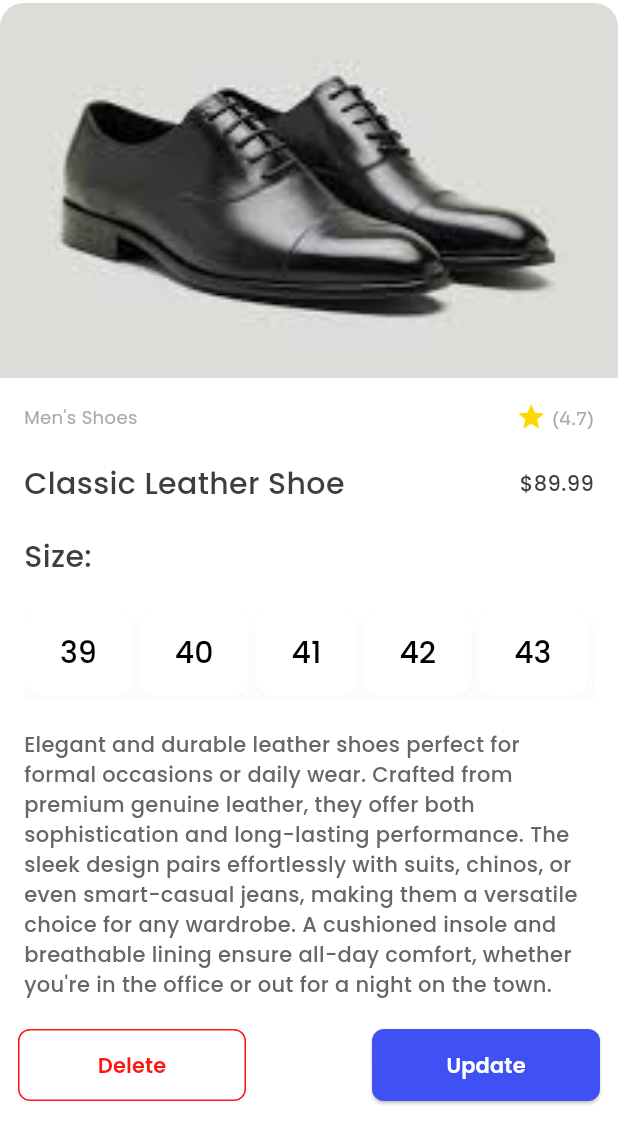
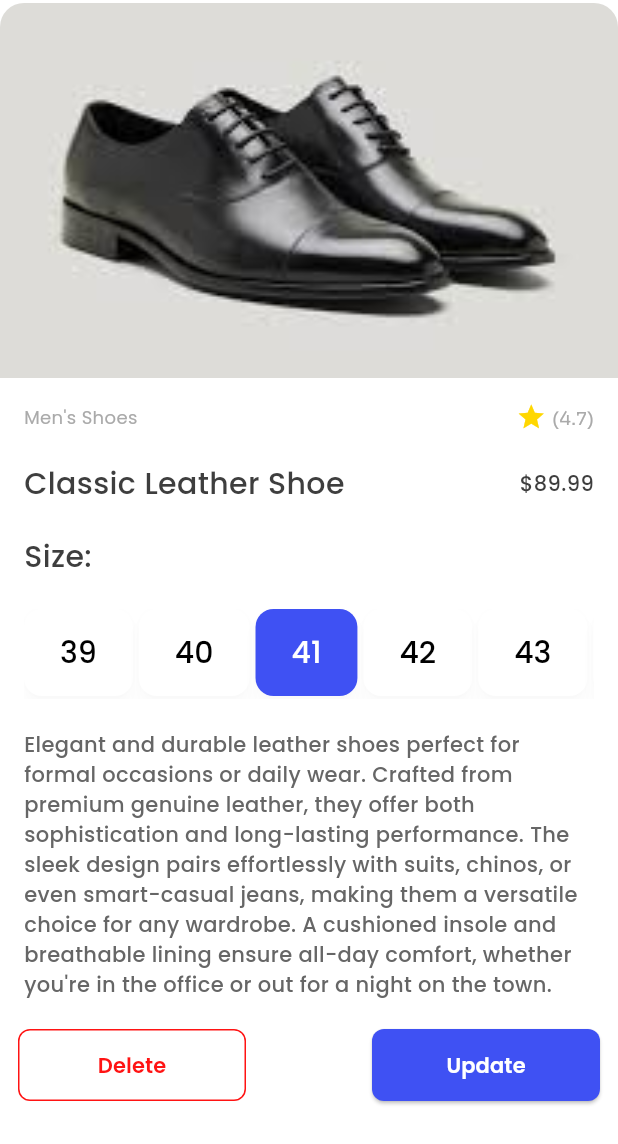
Before and after one commit to Depthabdre/2025-project-phase-mobile-tasks, a Flutter app: the screen it shows after launch, on a phone screen of 412 x 824 dp. Shown: the top 1144 px of the screen. Run offline on Flutter 3.47's test engine with Material 3 defaults, Android fonts, the phone set to English and light mode, and no system bars.

Commit message:
Highlight size 41 button with blue background in size selector

```diff
--- a/mobile/AbdrehimMisbah/ecommerce_ui_replication/lib/details.dart
+++ b/mobile/AbdrehimMisbah/ecommerce_ui_replication/lib/details.dart
@@ -158,6 +158,8 @@ class ProductDetailsPage extends StatelessWidget {
                     itemCount: 6,
                     itemBuilder: (context, index) {
                       final size = 39 + index;
+                      final isSelected = size == 41;
+
                       return Container(
                         margin: const EdgeInsets.only(right: 4),
                         padding: const EdgeInsets.only(bottom: 2),
@@ -166,8 +168,12 @@ class ProductDetailsPage extends StatelessWidget {
                             // TODO: Handle tap event
                           },
                           style: ElevatedButton.styleFrom(
-                            backgroundColor: Colors.white,
-                            foregroundColor: const Color.fromARGB(255, 0, 0, 0),
+                            backgroundColor: isSelected
+                                ? const Color(0xFF3F51F3)
+                                : Colors.white,
+                            foregroundColor: isSelected
+                                ? Colors.white
+                                : const Color.fromARGB(255, 0, 0, 0),
                             elevation: 4,
                             shadowColor: const Color.fromRGBO(0, 0, 0, 0.10),
                             shape: RoundedRectangleBorder(
```
